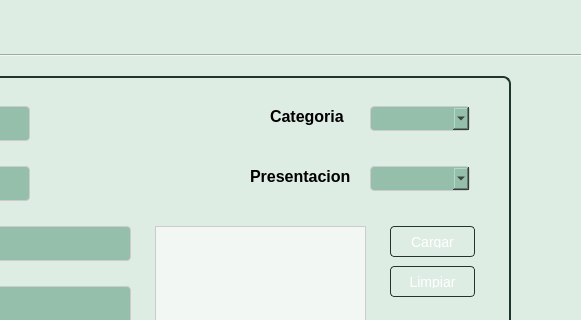
Above: Sistema de ventas/ui/FrmArticulo.ui from CodeDrTech/DevelopPython before the change; both pictures show x 232 to 813 and y 0 to 320 of the 1019 by 658 pixel window. Below: the same form after it.
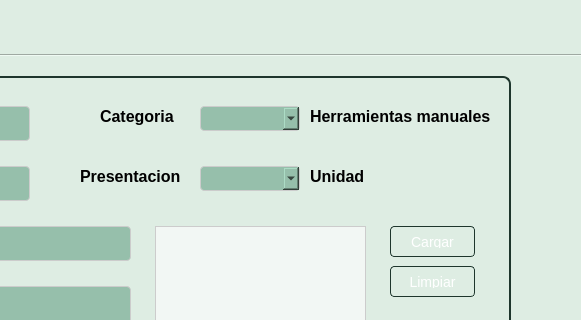
That is the form after the change. The open tabs and pages were chosen to show the change.

```diff
--- a/Sistema de ventas/ui/FrmArticulo.ui
+++ b/Sistema de ventas/ui/FrmArticulo.ui
@@ -749,7 +749,7 @@
       <widget class="QComboBox" name="cmbPresentacion">
        <property name="geometry">
         <rect>
-         <x>580</x>
+         <x>410</x>
          <y>90</y>
          <width>100</width>
          <height>25</height>
@@ -783,7 +783,7 @@
       <widget class="QComboBox" name="cmbCategoria">
        <property name="geometry">
         <rect>
-         <x>580</x>
+         <x>410</x>
          <y>30</y>
          <width>100</width>
          <height>25</height>
@@ -817,7 +817,7 @@
       <widget class="QLabel" name="label_7">
        <property name="geometry">
         <rect>
-         <x>480</x>
+         <x>310</x>
          <y>30</y>
          <width>81</width>
          <height>21</height>
@@ -841,7 +841,7 @@
       <widget class="QLabel" name="label_9">
        <property name="geometry">
         <rect>
-         <x>460</x>
+         <x>290</x>
          <y>90</y>
          <width>111</width>
          <height>21</height>
@@ -862,6 +862,54 @@
         <string>Presentacion</string>
        </property>
       </widget>
+      <widget class="QLabel" name="label_Categoria">
+       <property name="geometry">
+        <rect>
+         <x>520</x>
+         <y>30</y>
+         <width>191</width>
+         <height>21</height>
+        </rect>
+       </property>
+       <property name="styleSheet">
+        <string notr="true">QWidget {
+    background-color: var(--jade-50);
+}
+
+QLabel {
+    color: var(--jade-500);
+    font-size: 16px;
+    font-weight: bold;
+}</string>
+       </property>
+       <property name="text">
+        <string>Herramientas manuales</string>
+       </property>
+      </widget>
+      <widget class="QLabel" name="label_Presentacion">
+       <property name="geometry">
+        <rect>
+         <x>520</x>
+         <y>90</y>
+         <width>191</width>
+         <height>21</height>
+        </rect>
+       </property>
+       <property name="styleSheet">
+        <string notr="true">QWidget {
+    background-color: var(--jade-50);
+}
+
+QLabel {
+    color: var(--jade-500);
+    font-size: 16px;
+    font-weight: bold;
+}</string>
+       </property>
+       <property name="text">
+        <string>Unidad</string>
+       </property>
+      </widget>
      </widget>
     </widget>
    </widget>
```
Left out of the diff: 4 changed lines with no effect on the pictures.
